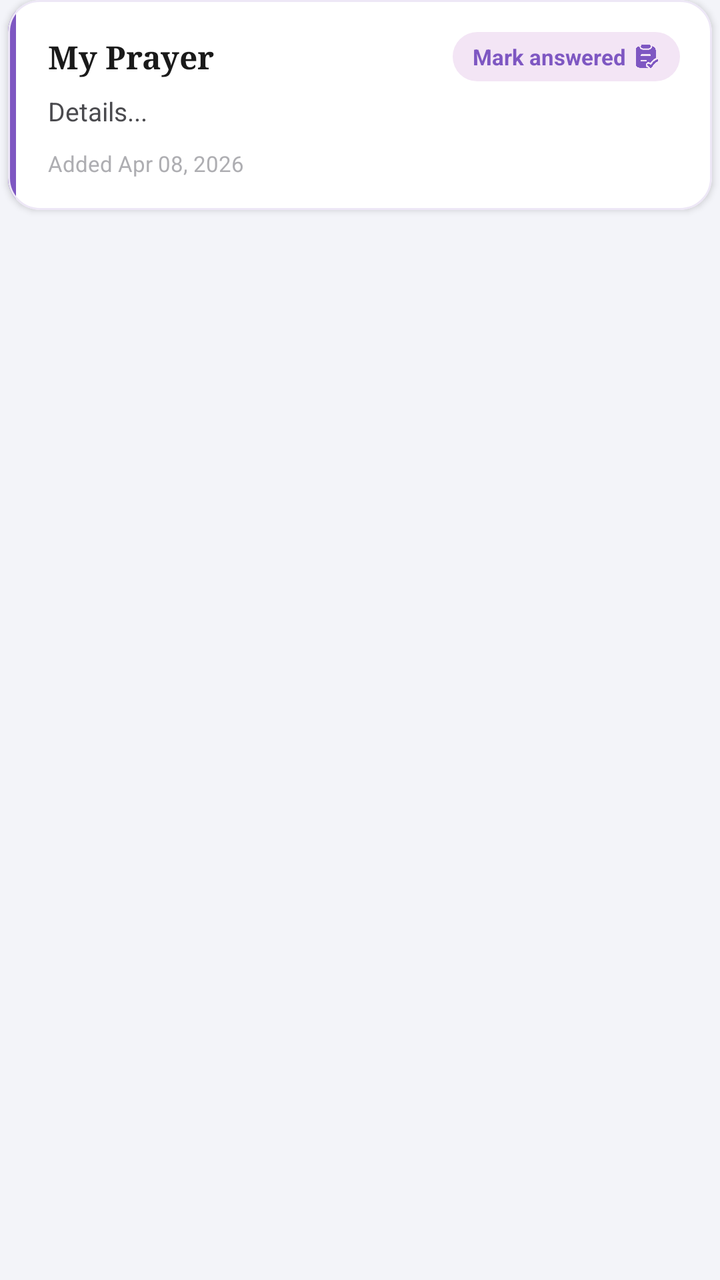
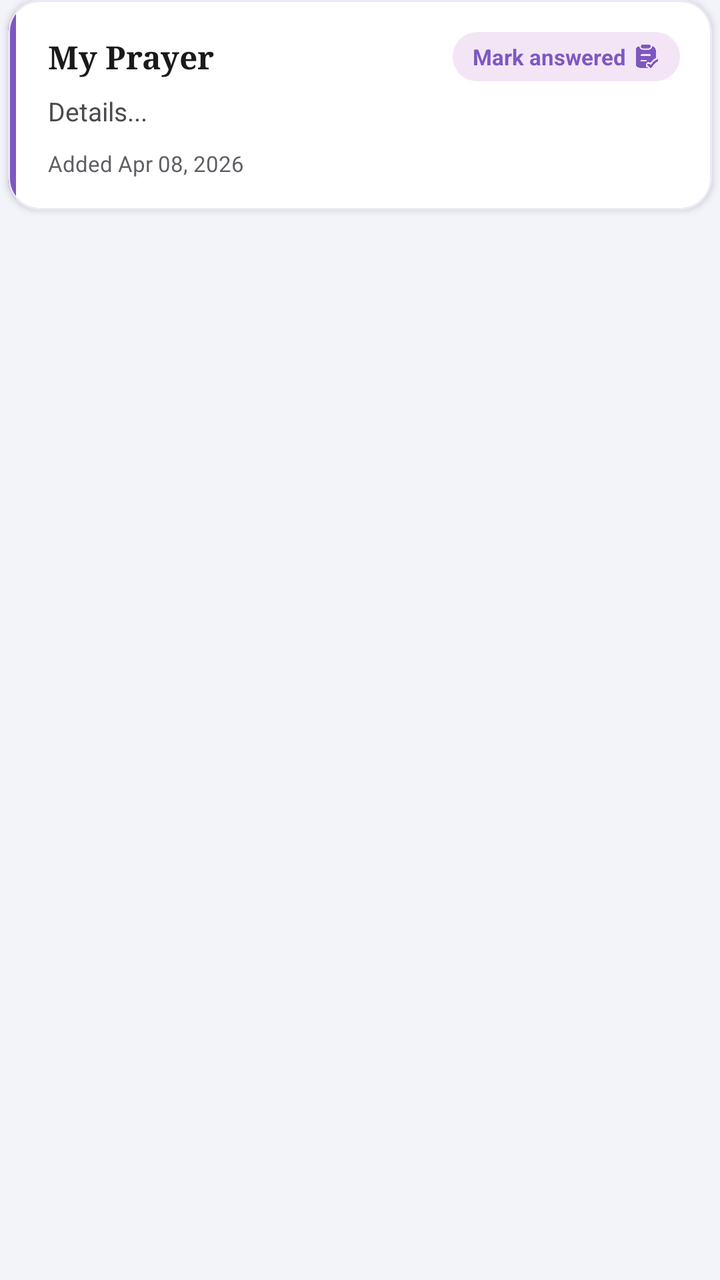

The first picture is an Android layout as it rendered before a commit; the second is the same layout after the commit. The layout source and the unified diff follow.
<!-- AndroidManifest.xml: application theme Theme.SpiritualTracker -->
<!-- res/layout/item_personal_prayer.xml -->
<?xml version="1.0" encoding="utf-8"?>
<LinearLayout xmlns:android="http://schemas.android.com/apk/res/android"
    xmlns:app="http://schemas.android.com/apk/res-auto"
    android:layout_width="match_parent"
    android:layout_height="wrap_content"
    android:orientation="vertical">


<TextView
    android:id="@+id/tvAnsweredSection"
    android:layout_width="wrap_content"
    android:layout_height="wrap_content"
    android:layout_marginStart="8dp"
    android:layout_marginTop="14dp"
    android:layout_marginBottom="10dp"
    android:letterSpacing="0.1"
    android:text="ANSWERED"
    android:textColor="#7E57C2"
    android:textSize="12sp"
    android:textStyle="bold"
    android:visibility="gone" />

<com.google.android.material.card.MaterialCardView
    android:id="@+id/cardPersonal"
    android:layout_width="match_parent"
    android:layout_height="wrap_content"
    android:layout_marginHorizontal="4dp"
    android:layout_marginBottom="10dp"
    app:cardCornerRadius="16dp"
    app:cardElevation="2dp"
    app:cardMaxElevation="4dp"
    app:cardBackgroundColor="#FFFFFF"
    app:strokeWidth="1dp"
    app:strokeColor="#EDE7F6">

    <LinearLayout
        android:layout_width="match_parent"
        android:layout_height="wrap_content"
        android:orientation="horizontal">

        
        <View
            android:id="@+id/viewAccentStripe"
            android:layout_width="4dp"
            android:layout_height="match_parent"
            android:background="#7E57C2"/>

        <LinearLayout
            android:layout_width="0dp"
            android:layout_height="wrap_content"
            android:layout_weight="1"
            android:orientation="vertical"
            android:padding="16dp">

            
            <RelativeLayout
                android:layout_width="match_parent"
                android:layout_height="wrap_content"
                android:layout_marginBottom="6dp">

                <TextView
                    android:id="@+id/tvPersonalTitle"
                    android:layout_width="match_parent"
                    android:layout_height="wrap_content"
                    android:layout_toStartOf="@+id/personalAnsweredBadge"
                    android:layout_marginEnd="8dp"
                    android:layout_centerVertical="true"
                    android:text="My Prayer"
                    android:textColor="#1A1A1A"
                    android:textSize="16sp"
                    android:textStyle="bold"
                    android:fontFamily="serif"/>

                
                <LinearLayout
                    android:id="@+id/personalAnsweredBadge"
                    android:layout_width="wrap_content"
                    android:layout_height="wrap_content"
                    android:layout_alignParentEnd="true"
                    android:layout_centerVertical="true"
                    android:background="@drawable/bg_answered_pill"
                    android:paddingHorizontal="10dp"
                    android:paddingVertical="5dp"
                    android:gravity="center"
                    android:orientation="horizontal"
                    android:clickable="true"
                    android:focusable="true"
                    android:visibility="visible">

                    <TextView
                        android:id="@+id/tvPersonalAnsweredLabel"
                        android:layout_width="wrap_content"
                        android:layout_height="wrap_content"
                        android:text="Mark answered"
                        android:textColor="#7E57C2"
                        android:textSize="11sp"
                        android:textStyle="bold"/>

                    <ImageView
                        android:id="@+id/ivPersonalAnsweredIcon"
                        android:layout_width="13dp"
                        android:layout_height="13dp"
                        android:layout_marginStart="4dp"
                        android:src="@drawable/ic_partner_done"
                        app:tint="#7E57C2"/>
                </LinearLayout>
            </RelativeLayout>

            
            <LinearLayout
                android:id="@+id/layoutPersonalTestimony"
                android:layout_width="match_parent"
                android:layout_height="wrap_content"
                android:layout_marginTop="4dp"
                android:layout_marginBottom="10dp"
                android:background="@drawable/bg_vault_quote"
                android:orientation="horizontal"
                android:padding="12dp"
                android:visibility="gone">

                <View
                    android:layout_width="3dp"
                    android:layout_height="match_parent"
                    android:layout_marginEnd="10dp"
                    android:background="#9575CD" />

                <TextView
                    android:id="@+id/tvPersonalTestimony"
                    android:layout_width="0dp"
                    android:layout_height="wrap_content"
                    android:layout_weight="1"
                    android:ellipsize="end"
                    android:fontFamily="serif"
                    android:lineSpacingMultiplier="1.3"
                    android:maxLines="3"
                    android:textColor="#4A148C"
                    android:textSize="14sp"
                    android:textStyle="italic" />
            </LinearLayout>

            
            <TextView
                android:id="@+id/tvPersonalDescription"
                android:layout_width="match_parent"
                android:layout_height="wrap_content"
                android:text="Details..."
                android:textColor="#4A4A4E"
                android:textSize="13sp"
                android:lineSpacingExtra="3dp"
                android:maxLines="2"
                android:ellipsize="end"
                android:layout_marginBottom="10dp"/>

            
            <TextView
                android:id="@+id/tvPersonalDate"
                android:layout_width="wrap_content"
                android:layout_height="wrap_content"
                android:text="Added Apr 08, 2026"
                android:textColor="#AEAEB2"
                android:textSize="11sp"/>

        </LinearLayout>
    </LinearLayout>
</com.google.android.material.card.MaterialCardView>
</LinearLayout>
<!-- resources referenced by this layout -->
<resources>
  <!-- drawable bg_answered_pill (drawable) -->
  <?xml version="1.0" encoding="utf-8"?>
  <shape xmlns:android="http://schemas.android.com/apk/res/android">
      <solid android:color="#F3E5F5" /> 
      <corners android:radius="100dp" />
  </shape>
  <!-- drawable bg_vault_quote (drawable) -->
  <?xml version="1.0" encoding="utf-8"?>
  <shape xmlns:android="http://schemas.android.com/apk/res/android"
      android:shape="rectangle">
      <solid android:color="#F6F0FB" />
      <corners android:radius="12dp" />
  </shape>
  <!-- drawable ic_partner_done: png bitmap (drawable, 29361 bytes) -->
  <style name="Theme.SpiritualTracker" parent="Base.Theme.SpiritualTracker" />
  <style name="Base.Theme.SpiritualTracker" parent="Theme.Material3.DayNight.NoActionBar">
          <item name="colorPrimary">#7E57C2</item>
          <item name="colorOnPrimary">#FFFFFF</item>
          <item name="colorSecondaryContainer">#D1C4E9</item>
          <item name="colorOnSecondaryContainer">#7E57C2</item>
          <item name="android:windowBackground">#F3F4F9</item>
          
          <item name="android:navigationBarColor">#F5F5F5</item>
          <item name="android:windowLightNavigationBar" tools:targetApi="27">true</item>
      </style>
</resources>

<!-- the commit's change to res/layout/item_personal_prayer.xml (unified diff, before → after) -->
@@ -157,7 +157,7 @@
                 android:layout_width="wrap_content"
                 android:layout_height="wrap_content"
                 android:text="Added Apr 08, 2026"
-                android:textColor="#AEAEB2"
+                android:textColor="#5F5F64"
                 android:textSize="11sp"/>
 
         </LinearLayout>
